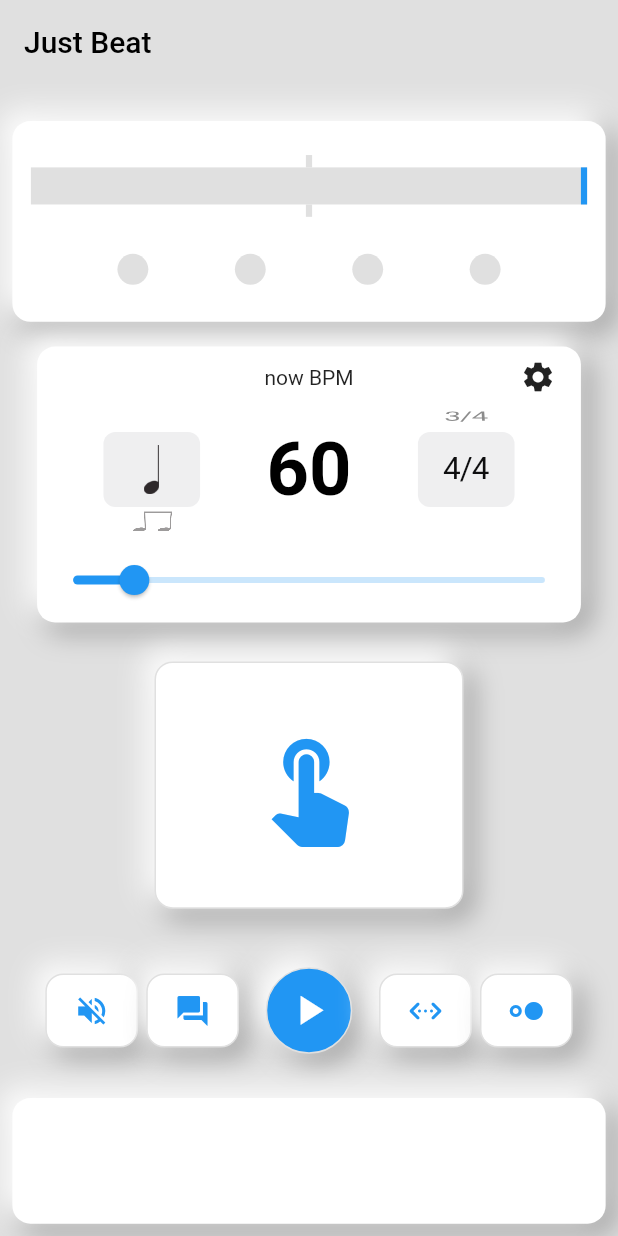
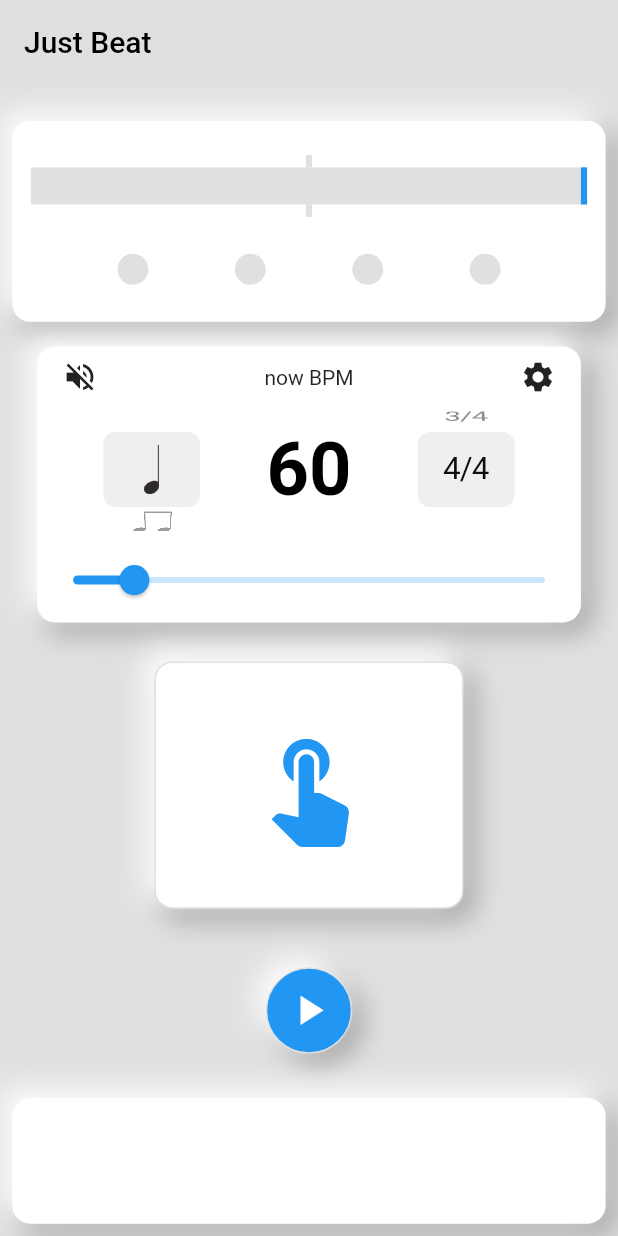
Before and after one commit to yuto90/metronome, a Flutter app: the screen it shows after launch, on a phone screen of 412 x 824 dp. Run offline on Flutter 3.47's test engine with Material 2 defaults, Android fonts, the phone set to English and light mode, and no system bars; drawn by our look-alikes of google_mobile_ads; missing offline and left inert: soundpool; network calls fail.

Commit message:
設定項目を一つにまとめる

```diff
--- a/lib/home/bpm/bpm.dart
+++ b/lib/home/bpm/bpm.dart
@@ -23,9 +23,18 @@ class BPM extends StatelessWidget {
                       children: [
                         Padding(
                           padding: const EdgeInsets.all(8.0),
-                          child: SizedBox(
-                            width: SizeConfig.blockSizeHorizontal! * 10,
-                            height: SizeConfig.blockSizeVertical! * 3,
+                          child: GestureDetector(
+                            onTap: () => context.read<BpmModel>().toggleMute(),
+                            child: SizedBox(
+                              width: SizeConfig.blockSizeHorizontal! * 10,
+                              height: SizeConfig.blockSizeVertical! * 3,
+                              child: model.isMute
+                                  ? Icon(
+                                      Icons.volume_up,
+                                      color: Colors.blue,
+                                    )
+                                  : Icon(Icons.volume_off),
+                            ),
                           ),
                         ),
                         Text('now BPM'),
@@ -56,6 +65,8 @@ class BPM extends StatelessWidget {
                             absorbing: context.read<RhythmModel>().run,
                             child: CupertinoPicker(
                               itemExtent: 50,
+                              scrollController: FixedExtentScrollController(
+                                  initialItem: model.selectedNoteIndex),
                               onSelectedItemChanged: (index) =>
                                   model.pickNote(index),
                               children: model.note
--- a/lib/home/footer/footer.dart
+++ b/lib/home/footer/footer.dart
@@ -11,24 +11,6 @@ class Footer extends StatelessWidget {
       builder: (context, model, child) {
         return Row(
           children: [
-            Spacer(),
-            // 音量ミュートボタン
-            GestureDetector(
-              onTap: () => context.read<FooterModel>().toggleMute(),
-              onTapCancel: () => null,
-              child: model.homeProperty.smoothButton(
-                context.read<FooterModel>().isMute,
-                Icons.volume_off,
-              ),
-            ),
-            Spacer(),
-            //todo 何かボタンを追加する
-            Container(
-              child: model.homeProperty.smoothButton(
-                context.read<FooterModel>().isMute,
-                Icons.question_answer,
-              ),
-            ),
             Spacer(),
             GestureDetector(
               onTap: () => context.read<RhythmModel>().toggleMetronome(context),
@@ -73,24 +55,24 @@ class Footer extends StatelessWidget {
                 ),
               ),
             ),
-            Spacer(),
-            GestureDetector(
-              onTap: () => model.togglePendulum(context),
-              onTapCancel: () => null,
-              child: model.homeProperty.smoothButton(
-                model.isPendulum,
-                Icons.settings_ethernet_rounded,
-              ),
-              //child: Icon(Icons.sync_alt),
-            ),
-            Spacer(),
-            GestureDetector(
-              onTap: () => model.toggleClick(context),
-              onTapCancel: () => null,
-              child: model.homeProperty
-                  .smoothButton(model.isClick, Icons.hdr_strong),
-              //child: Icon(Icons.keyboard_control_outlined),
-            ),
+            //Spacer(),
+            //GestureDetector(
+            //onTap: () => model.togglePendulum(context),
+            //onTapCancel: () => null,
+            //child: model.homeProperty.smoothButton(
+            //model.isPendulum,
+            //Icons.settings_ethernet_rounded,
+            //),
+            ////child: Icon(Icons.sync_alt),
+            //),
+            //Spacer(),
+            //GestureDetector(
+            //onTap: () => model.toggleClick(context),
+            //onTapCancel: () => null,
+            //child: model.homeProperty
+            //.smoothButton(model.isClick, Icons.hdr_strong),
+            ////child: Icon(Icons.keyboard_control_outlined),
+            //),
             Spacer(),
           ],
         );
--- a/lib/home/rhythm/beat.dart
+++ b/lib/home/rhythm/beat.dart
@@ -1,6 +1,5 @@
 import 'package:flutter/material.dart';
 import 'package:metronome/home/bpm/bpm_model.dart';
-import 'package:metronome/home/footer/footer_model.dart';
 import 'package:metronome/home/rhythm/rhythm_model.dart';
 import 'package:provider/src/provider.dart';
 import '../../size_config.dart';
@@ -30,7 +29,7 @@ class Beat extends StatelessWidget {
               width: SizeConfig.blockSizeHorizontal! * 5,
               height: SizeConfig.blockSizeVertical! * 3,
               decoration: BoxDecoration(
-                color: context.read<FooterModel>().isClick
+                color: context.read<BpmModel>().isClick
                     ? Colors.white
                     : model.nowBeat == beatIndex && model.nowClick == 0
                         ? Colors.blue
@@ -46,7 +45,7 @@ class Beat extends StatelessWidget {
                 width: SizeConfig.blockSizeHorizontal! * 5,
                 height: SizeConfig.blockSizeVertical! * 1,
                 decoration: BoxDecoration(
-                  color: context.read<FooterModel>().isClick
+                  color: context.read<BpmModel>().isClick
                       ? Colors.white
                       : model.nowBeat == beatIndex &&
                               model.nowClick == noteIndex
--- a/lib/home/rhythm/pendulum.dart
+++ b/lib/home/rhythm/pendulum.dart
@@ -1,6 +1,5 @@
 import 'package:flutter/material.dart';
 import 'package:metronome/home/bpm/bpm_model.dart';
-import 'package:metronome/home/footer/footer_model.dart';
 import 'package:provider/src/provider.dart';
 import '../../size_config.dart';
 import 'rhythm_model.dart';
@@ -27,7 +26,7 @@ class Pendulum extends StatelessWidget {
                 height: SizeConfig.blockSizeVertical! * 1,
                 // ! ジャストのエリア可視化
                 color: context.read<BpmModel>().isJustZone &&
-                        !context.read<FooterModel>().isPendulum
+                        !context.read<BpmModel>().isPendulum
                     ? Colors.green
                     : Colors.white,
                 key: model.leftGlobalKey, // 座標を取得したいWidgetにkeyを付けると、後から参照できる
@@ -35,7 +34,7 @@ class Pendulum extends StatelessWidget {
               Container(
                 width: SizeConfig.blockSizeHorizontal! * model.pendulumWidth,
                 height: SizeConfig.blockSizeVertical! * 1,
-                color: context.read<FooterModel>().isPendulum
+                color: context.read<BpmModel>().isPendulum
                     ? Colors.white
                     : Colors.grey[300],
               ),
@@ -46,7 +45,7 @@ class Pendulum extends StatelessWidget {
                 height: SizeConfig.blockSizeVertical! * 1,
                 // ! ジャストのエリア可視化
                 color: context.read<BpmModel>().isJustZone &&
-                        !context.read<FooterModel>().isPendulum
+                        !context.read<BpmModel>().isPendulum
                     ? Colors.green
                     : Colors.white,
                 key: model.rightGlobalKey, // 座標を取得したいWidgetにkeyを付けると、後から参照できる
@@ -58,7 +57,7 @@ class Pendulum extends StatelessWidget {
         Container(
           width: SizeConfig.blockSizeHorizontal! * 90,
           height: SizeConfig.blockSizeVertical! * 3,
-          color: context.read<FooterModel>().isPendulum
+          color: context.read<BpmModel>().isPendulum
               ? Colors.white
               : Colors.grey[300],
           child: AnimatedAlign(
@@ -68,7 +67,7 @@ class Pendulum extends StatelessWidget {
               // 振り子本体
               width: SizeConfig.blockSizeHorizontal! * model.pendulumWidth,
               height: SizeConfig.blockSizeVertical! * 4,
-              color: context.read<FooterModel>().isPendulum
+              color: context.read<BpmModel>().isPendulum
                   ? Colors.white
                   : Colors.blue,
               key: model.pendulumGlobalKey, // 座標を取得したいWidgetにkeyを付けると、後から参照できる
@@ -86,7 +85,7 @@ class Pendulum extends StatelessWidget {
               Container(
                 width: SizeConfig.blockSizeHorizontal! * model.pendulumWidth,
                 height: SizeConfig.blockSizeVertical! * 1,
-                color: context.read<FooterModel>().isPendulum
+                color: context.read<BpmModel>().isPendulum
                     ? Colors.white
                     : Colors.grey[300],
               ),
--- a/lib/home/rhythm/rhythm_model.dart
+++ b/lib/home/rhythm/rhythm_model.dart
@@ -37,7 +37,7 @@ class RhythmModel extends ChangeNotifier {
 
   double pendulumWidth = 1;
   // ジャストタイミングとして許容する幅
-  double safeWidth = 30.0;
+  double safeWidth = 10.0;
   // 振り子の初期位置
   Alignment alignment = Alignment.bottomRight;
   // 振り子のテンポ
@@ -105,7 +105,6 @@ class RhythmModel extends ChangeNotifier {
   // 無限ループするメトロノーム
   Future<void> runMetronome(BuildContext context) async {
     BpmModel bpmModel = context.read<BpmModel>();
-    FooterModel footerModel = context.read<FooterModel>();
     // テンポの計算
     pendulumTempoDuration = 60000 ~/ context.read<BpmModel>().sliderTempo;
 
@@ -142,7 +141,7 @@ class RhythmModel extends ChangeNotifier {
       }
 
       // ミュートボタンが押されている場合は音を出さない
-      if (!footerModel.isMute) {
+      if (!bpmModel.isMute) {
         //
         if (nowClick != 0) {
           clickPool.play(click);
```
Also changed, not shown: lib/home/bpm/bpm_model.dart (+26 -0 lines), lib/home/bpm/settings.dart (+16 -4 lines), lib/home/footer/footer_model.dart (+0 -27 lines).
